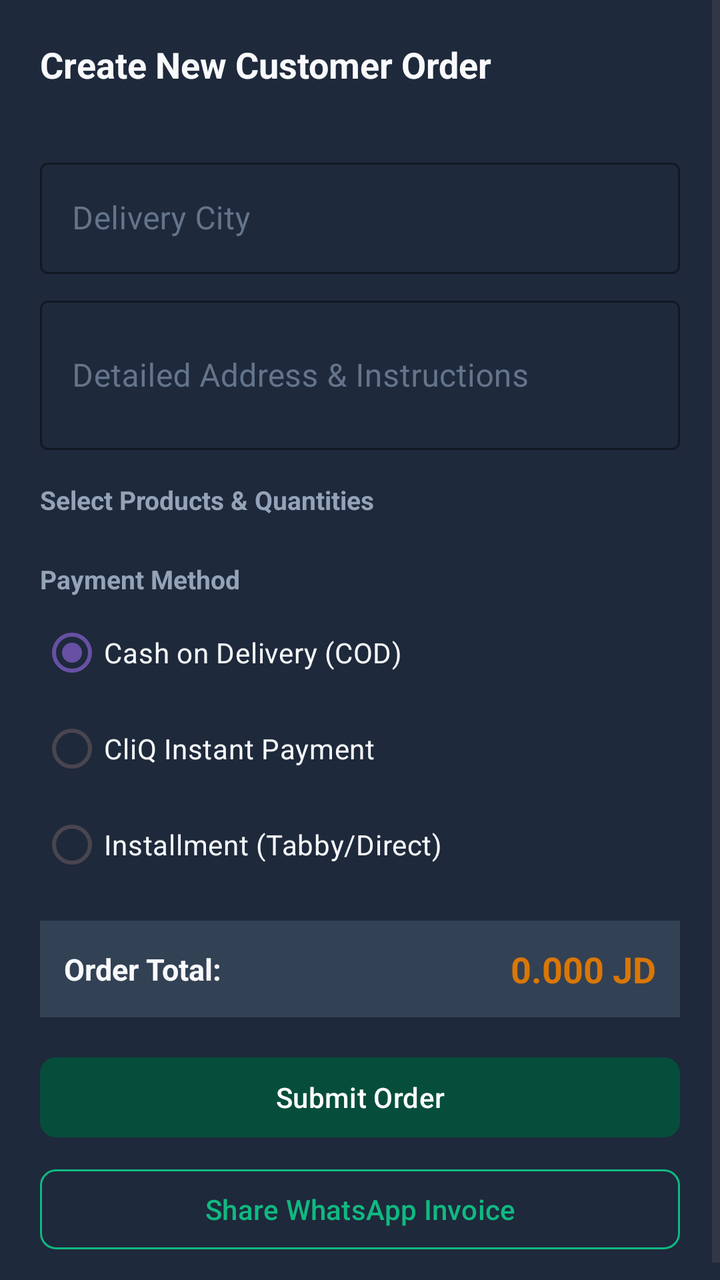
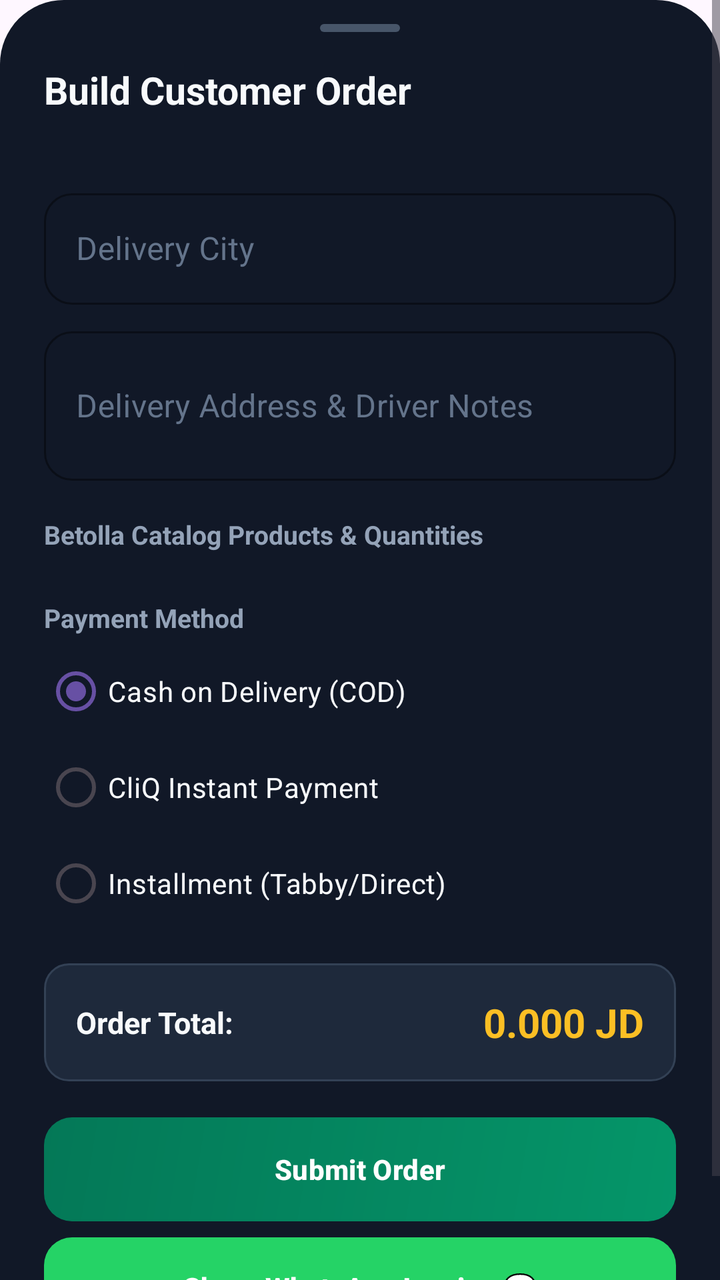

The first picture is an Android layout as it rendered before a commit; the second is the same layout after the commit. The layout source and the unified diff follow.
<!-- AndroidManifest.xml: application theme Theme.BetollaERP -->
<!-- res/layout/bottom_sheet_create_order.xml -->
<?xml version="1.0" encoding="utf-8"?>
<ScrollView xmlns:android="http://schemas.android.com/apk/res/android"
    xmlns:app="http://schemas.android.com/apk/res-auto"
    android:layout_width="match_parent"
    android:layout_height="wrap_content"
    android:background="@color/surface">

    <LinearLayout
        android:layout_width="match_parent"
        android:layout_height="wrap_content"
        android:orientation="vertical"
        android:padding="20dp">

        <TextView
            android:layout_width="wrap_content"
            android:layout_height="wrap_content"
            android:text="@string/create_order_title"
            android:textColor="@color/text_primary"
            android:textSize="18sp"
            android:textStyle="bold" />

        <TextView
            android:id="@+id/tvOrderCustomerInfo"
            android:layout_width="wrap_content"
            android:layout_height="wrap_content"
            android:layout_marginTop="2dp"
            android:textColor="@color/accent"
            android:textSize="13sp" />

        
        <com.google.android.material.textfield.TextInputLayout
            style="@style/Widget.MaterialComponents.TextInputLayout.OutlinedBox"
            android:layout_width="match_parent"
            android:layout_height="wrap_content"
            android:layout_marginTop="12dp"
            android:hint="@string/delivery_city_label"
            app:boxStrokeColor="@color/primary_light"
            app:hintTextColor="@color/accent"
            android:textColorHint="@color/text_muted">

            <com.google.android.material.textfield.TextInputEditText
                android:id="@+id/etDeliveryCity"
                android:layout_width="match_parent"
                android:layout_height="wrap_content"
                android:inputType="text"
                android:textColor="@color/text_primary" />
        </com.google.android.material.textfield.TextInputLayout>

        
        <com.google.android.material.textfield.TextInputLayout
            style="@style/Widget.MaterialComponents.TextInputLayout.OutlinedBox"
            android:layout_width="match_parent"
            android:layout_height="wrap_content"
            android:layout_marginTop="8dp"
            android:hint="@string/delivery_address_label"
            app:boxStrokeColor="@color/primary_light"
            app:hintTextColor="@color/accent"
            android:textColorHint="@color/text_muted">

            <com.google.android.material.textfield.TextInputEditText
                android:id="@+id/etDeliveryAddress"
                android:layout_width="match_parent"
                android:layout_height="wrap_content"
                android:inputType="textMultiLine"
                android:lines="2"
                android:textColor="@color/text_primary" />
        </com.google.android.material.textfield.TextInputLayout>

        
        <TextView
            android:layout_width="wrap_content"
            android:layout_height="wrap_content"
            android:layout_marginTop="16dp"
            android:text="@string/catalog_title"
            android:textColor="@color/text_secondary"
            android:textSize="13sp"
            android:textStyle="bold" />

        
        <LinearLayout
            android:id="@+id/layoutProductCatalog"
            android:layout_width="match_parent"
            android:layout_height="wrap_content"
            android:layout_marginTop="8dp"
            android:orientation="vertical" />

        
        <TextView
            android:layout_width="wrap_content"
            android:layout_height="wrap_content"
            android:layout_marginTop="14dp"
            android:text="@string/payment_method_label"
            android:textColor="@color/text_secondary"
            android:textSize="13sp"
            android:textStyle="bold" />

        <RadioGroup
            android:id="@+id/rgPaymentMethod"
            android:layout_width="match_parent"
            android:layout_height="wrap_content"
            android:layout_marginTop="4dp">

            <RadioButton
                android:id="@+id/rbCod"
                android:layout_width="wrap_content"
                android:layout_height="wrap_content"
                android:checked="true"
                android:text="@string/payment_cod"
                android:textColor="@color/text_primary" />

            <RadioButton
                android:id="@+id/rbCliq"
                android:layout_width="wrap_content"
                android:layout_height="wrap_content"
                android:text="@string/payment_cliq"
                android:textColor="@color/text_primary" />

            <RadioButton
                android:id="@+id/rbInstallment"
                android:layout_width="wrap_content"
                android:layout_height="wrap_content"
                android:text="@string/payment_installment"
                android:textColor="@color/text_primary" />
        </RadioGroup>

        
        <LinearLayout
            android:layout_width="match_parent"
            android:layout_height="wrap_content"
            android:layout_marginTop="14dp"
            android:background="@color/surface_variant"
            android:gravity="center_vertical"
            android:orientation="horizontal"
            android:padding="12dp">

            <TextView
                android:layout_width="0dp"
                android:layout_height="wrap_content"
                android:layout_weight="1"
                android:text="@string/order_total_label"
                android:textColor="@color/text_primary"
                android:textSize="15sp"
                android:textStyle="bold" />

            <TextView
                android:id="@+id/tvOrderTotalPrice"
                android:layout_width="wrap_content"
                android:layout_height="wrap_content"
                android:text="0.000 JD"
                android:textColor="@color/accent"
                android:textSize="18sp"
                android:textStyle="bold" />
        </LinearLayout>

        
        <com.google.android.material.button.MaterialButton
            android:id="@+id/btnSubmitOrder"
            android:layout_width="match_parent"
            android:layout_height="48dp"
            android:layout_marginTop="16dp"
            android:text="@string/btn_confirm_order"
            android:textColor="@color/white"
            app:backgroundTint="@color/primary"
            app:cornerRadius="8dp" />

        <com.google.android.material.button.MaterialButton
            android:id="@+id/btnShareWhatsappInvoice"
            style="@style/Widget.Material3.Button.OutlinedButton"
            android:layout_width="match_parent"
            android:layout_height="48dp"
            android:layout_marginTop="8dp"
            android:text="@string/btn_share_whatsapp"
            android:textColor="@color/success"
            app:strokeColor="@color/success"
            app:cornerRadius="8dp" />

    </LinearLayout>
</ScrollView>
<!-- resources referenced by this layout -->
<resources>
  <color name="accent">#d97706</color>
  <color name="primary">#064e3b</color>
  <color name="primary_light">#047857</color>
  <color name="success">#10b981</color>
  <color name="surface">#1e293b</color>
  <color name="surface_variant">#334155</color>
  <color name="text_muted">#64748b</color>
  <color name="text_primary">#f8fafc</color>
  <color name="text_secondary">#94a3b8</color>
  <color name="white">#ffffff</color>
  <string name="btn_confirm_order">Submit Order</string>
  <string name="btn_share_whatsapp">Share WhatsApp Invoice</string>
  <string name="catalog_title">Select Products &amp; Quantities</string>
  <string name="create_order_title">Create New Customer Order</string>
  <string name="delivery_address_label">Detailed Address &amp; Instructions</string>
  <string name="delivery_city_label">Delivery City</string>
  <string name="order_total_label">Order Total:</string>
  <string name="payment_cliq">CliQ Instant Payment</string>
  <string name="payment_cod">Cash on Delivery (COD)</string>
  <string name="payment_installment">Installment (Tabby/Direct)</string>
  <string name="payment_method_label">Payment Method</string>
  <style name="Theme.BetollaERP" parent="Theme.Material3.DayNight.NoActionBar">
          <item name="android:statusBarColor">@color/status_bar</item>
          <item name="android:windowLightStatusBar">false</item>
          <item name="android:navigationBarColor">@color/background</item>
      </style>
  <color name="status_bar">#064e3b</color>
  <color name="background">#0f172a</color>
</resources>

<!-- the commit's change to res/layout/bottom_sheet_create_order.xml (unified diff, before → after) -->
@@ -3,20 +3,32 @@
     xmlns:app="http://schemas.android.com/apk/res-auto"
     android:layout_width="match_parent"
     android:layout_height="wrap_content"
-    android:background="@color/surface">
+    android:background="@drawable/bg_bottom_sheet">
 
     <LinearLayout
         android:layout_width="match_parent"
         android:layout_height="wrap_content"
         android:orientation="vertical"
-        android:padding="20dp">
-
+        android:paddingStart="22dp"
+        android:paddingTop="12dp"
+        android:paddingEnd="22dp"
+        android:paddingBottom="28dp">
+
+        
+        <ImageView
+            android:layout_width="wrap_content"
+            android:layout_height="wrap_content"
+            android:layout_gravity="center_horizontal"
+            android:layout_marginBottom="16dp"
+            android:src="@drawable/ic_drag_handle" />
+
+        
         <TextView
             android:layout_width="wrap_content"
             android:layout_height="wrap_content"
             android:text="@string/create_order_title"
             android:textColor="@color/text_primary"
-            android:textSize="18sp"
+            android:textSize="19sp"
             android:textStyle="bold" />
 
         <TextView
@@ -32,8 +44,12 @@
             style="@style/Widget.MaterialComponents.TextInputLayout.OutlinedBox"
             android:layout_width="match_parent"
             android:layout_height="wrap_content"
-            android:layout_marginTop="12dp"
+            android:layout_marginTop="14dp"
             android:hint="@string/delivery_city_label"
+            app:boxCornerRadiusTopStart="14dp"
+            app:boxCornerRadiusTopEnd="14dp"
+            app:boxCornerRadiusBottomStart="14dp"
+            app:boxCornerRadiusBottomEnd="14dp"
             app:boxStrokeColor="@color/primary_light"
             app:hintTextColor="@color/accent"
             android:textColorHint="@color/text_muted">
@@ -53,6 +69,10 @@
             android:layout_height="wrap_content"
             android:layout_marginTop="8dp"
             android:hint="@string/delivery_address_label"
+            app:boxCornerRadiusTopStart="14dp"
+            app:boxCornerRadiusTopEnd="14dp"
+            app:boxCornerRadiusBottomStart="14dp"
+            app:boxCornerRadiusBottomEnd="14dp"
             app:boxStrokeColor="@color/primary_light"
             app:hintTextColor="@color/accent"
             android:textColorHint="@color/text_muted">
@@ -70,7 +90,7 @@
         <TextView
             android:layout_width="wrap_content"
             android:layout_height="wrap_content"
-            android:layout_marginTop="16dp"
+            android:layout_marginTop="18dp"
             android:text="@string/catalog_title"
             android:textColor="@color/text_secondary"
             android:textSize="13sp"
@@ -88,7 +108,7 @@
         <TextView
             android:layout_width="wrap_content"
             android:layout_height="wrap_content"
-            android:layout_marginTop="14dp"
+            android:layout_marginTop="16dp"
             android:text="@string/payment_method_label"
             android:textColor="@color/text_secondary"
             android:textSize="13sp"
@@ -127,11 +147,11 @@
         <LinearLayout
             android:layout_width="match_parent"
             android:layout_height="wrap_content"
-            android:layout_marginTop="14dp"
-            android:background="@color/surface_variant"
+            android:layout_marginTop="16dp"
+            android:background="@drawable/bg_quick_chip"
             android:gravity="center_vertical"
             android:orientation="horizontal"
-            android:padding="12dp">
+            android:padding="16dp">
 
             <TextView
                 android:layout_width="0dp"
@@ -147,8 +167,8 @@
                 android:layout_width="wrap_content"
                 android:layout_height="wrap_content"
                 android:text="0.000 JD"
-                android:textColor="@color/accent"
-                android:textSize="18sp"
+                android:textColor="@color/accent_light"
+                android:textSize="20sp"
                 android:textStyle="bold" />
         </LinearLayout>
 
@@ -156,23 +176,26 @@
         <com.google.android.material.button.MaterialButton
             android:id="@+id/btnSubmitOrder"
             android:layout_width="match_parent"
-            android:layout_height="48dp"
-            android:layout_marginTop="16dp"
+            android:layout_height="52dp"
+            android:layout_marginTop="18dp"
             android:text="@string/btn_confirm_order"
             android:textColor="@color/white"
-            app:backgroundTint="@color/primary"
-            app:cornerRadius="8dp" />
+            android:textSize="14sp"
+            android:textStyle="bold"
+            android:background="@drawable/bg_button_emerald"
+            app:backgroundTint="@null" />
 
         <com.google.android.material.button.MaterialButton
             android:id="@+id/btnShareWhatsappInvoice"
-            style="@style/Widget.Material3.Button.OutlinedButton"
-            android:layout_width="match_parent"
-            android:layout_height="48dp"
+            android:layout_width="match_parent"
+            android:layout_height="50dp"
             android:layout_marginTop="8dp"
             android:text="@string/btn_share_whatsapp"
-            android:textColor="@color/success"
-            app:strokeColor="@color/success"
-            app:cornerRadius="8dp" />
+            android:textColor="@color/white"
+            android:textSize="14sp"
+            android:textStyle="bold"
+            android:background="@drawable/bg_button_whatsapp"
+            app:backgroundTint="@null" />
 
     </LinearLayout>
 </ScrollView>
<!-- resource entries referenced after the edit -->
@@ -1,20 +1,71 @@
 <!-- resources referenced by this layout -->
 <resources>
-  <color name="accent">#d97706</color>
-  <color name="primary">#064e3b</color>
-  <color name="primary_light">#047857</color>
-  <color name="success">#10b981</color>
-  <color name="surface">#1e293b</color>
-  <color name="surface_variant">#334155</color>
-  <color name="text_muted">#64748b</color>
-  <color name="text_primary">#f8fafc</color>
-  <color name="text_secondary">#94a3b8</color>
-  <color name="white">#ffffff</color>
+  <color name="accent">#F59E0B</color>
+  <color name="accent_light">#FBBF24</color>
+  <color name="primary_light">#34D399</color>
+  <color name="text_muted">#64748B</color>
+  <color name="text_primary">#F8FAFC</color>
+  <color name="text_secondary">#94A3B8</color>
+  <color name="white">#FFFFFF</color>
+  <!-- drawable bg_bottom_sheet (drawable) -->
+  <?xml version="1.0" encoding="utf-8"?>
+  <shape xmlns:android="http://schemas.android.com/apk/res/android"
+      android:shape="rectangle">
+      <solid android:color="#111827" />
+      <corners
+          android:topLeftRadius="32dp"
+          android:topRightRadius="32dp" />
+  </shape>
+  <!-- drawable bg_button_emerald (drawable) -->
+  <?xml version="1.0" encoding="utf-8"?>
+  <ripple xmlns:android="http://schemas.android.com/apk/res/android"
+      android:color="#34D399">
+      <item>
+          <shape android:shape="rectangle">
+              <gradient
+                  android:angle="135"
+                  android:startColor="#059669"
+                  android:endColor="#047857" />
+              <corners android:radius="14dp" />
+          </shape>
+      </item>
+  </ripple>
+  <!-- drawable bg_button_whatsapp (drawable) -->
+  <?xml version="1.0" encoding="utf-8"?>
+  <ripple xmlns:android="http://schemas.android.com/apk/res/android"
+      android:color="#86EFAC">
+      <item>
+          <shape android:shape="rectangle">
+              <solid android:color="#25D366" />
+              <corners android:radius="14dp" />
+          </shape>
+      </item>
+  </ripple>
+  <!-- drawable bg_quick_chip (drawable) -->
+  <?xml version="1.0" encoding="utf-8"?>
+  <shape xmlns:android="http://schemas.android.com/apk/res/android"
+      android:shape="rectangle">
+      <solid android:color="#1E293B" />
+      <stroke
+          android:width="1dp"
+          android:color="#334155" />
+      <corners android:radius="12dp" />
+  </shape>
+  <!-- drawable ic_drag_handle (drawable) -->
+  <?xml version="1.0" encoding="utf-8"?>
+  <shape xmlns:android="http://schemas.android.com/apk/res/android"
+      android:shape="rectangle">
+      <solid android:color="#475569" />
+      <corners android:radius="4dp" />
+      <size
+          android:width="40dp"
+          android:height="4dp" />
+  </shape>
   <string name="btn_confirm_order">Submit Order</string>
-  <string name="btn_share_whatsapp">Share WhatsApp Invoice</string>
-  <string name="catalog_title">Select Products &amp; Quantities</string>
-  <string name="create_order_title">Create New Customer Order</string>
-  <string name="delivery_address_label">Detailed Address &amp; Instructions</string>
+  <string name="btn_share_whatsapp">Share WhatsApp Invoice 💬</string>
+  <string name="catalog_title">Betolla Catalog Products &amp; Quantities</string>
+  <string name="create_order_title">Build Customer Order</string>
+  <string name="delivery_address_label">Delivery Address &amp; Driver Notes</string>
   <string name="delivery_city_label">Delivery City</string>
   <string name="order_total_label">Order Total:</string>
   <string name="payment_cliq">CliQ Instant Payment</string>
@@ -26,7 +77,7 @@
           <item name="android:windowLightStatusBar">false</item>
           <item name="android:navigationBarColor">@color/background</item>
       </style>
-  <color name="status_bar">#064e3b</color>
-  <color name="background">#0f172a</color>
+  <color name="status_bar">#0A0E1A</color>
+  <color name="background">#0A0E1A</color>
 </resources>
 
